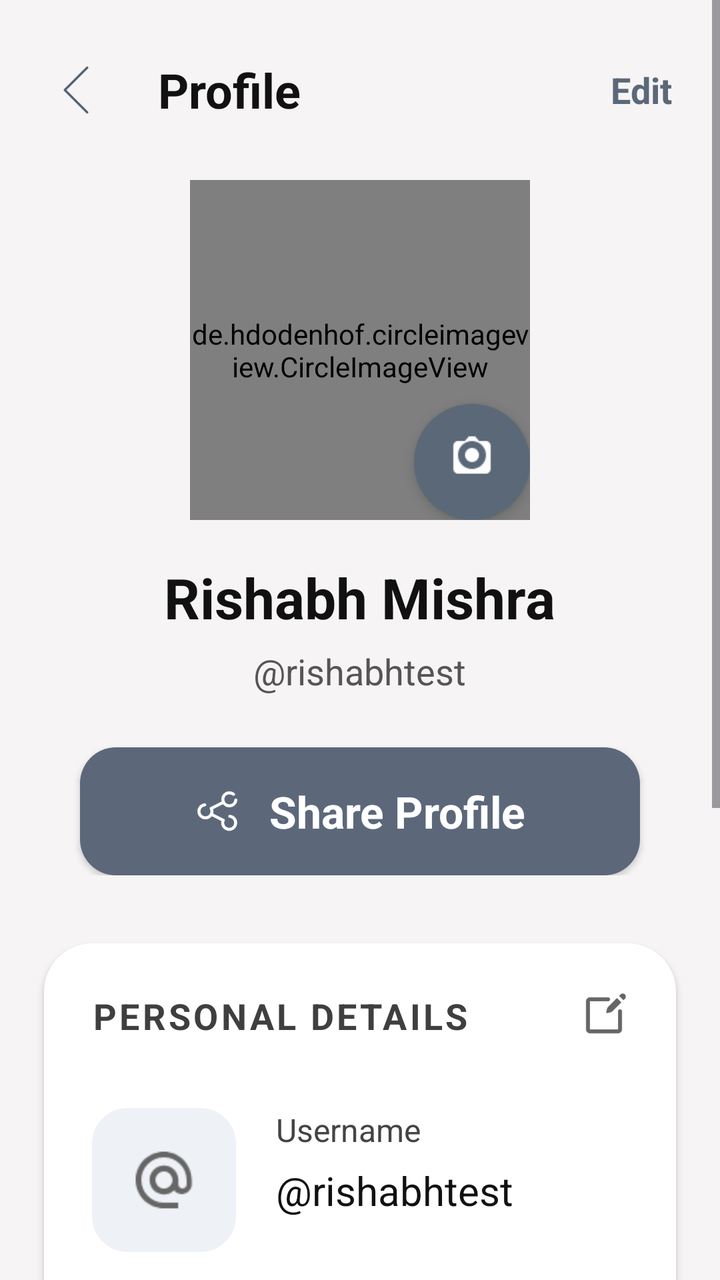
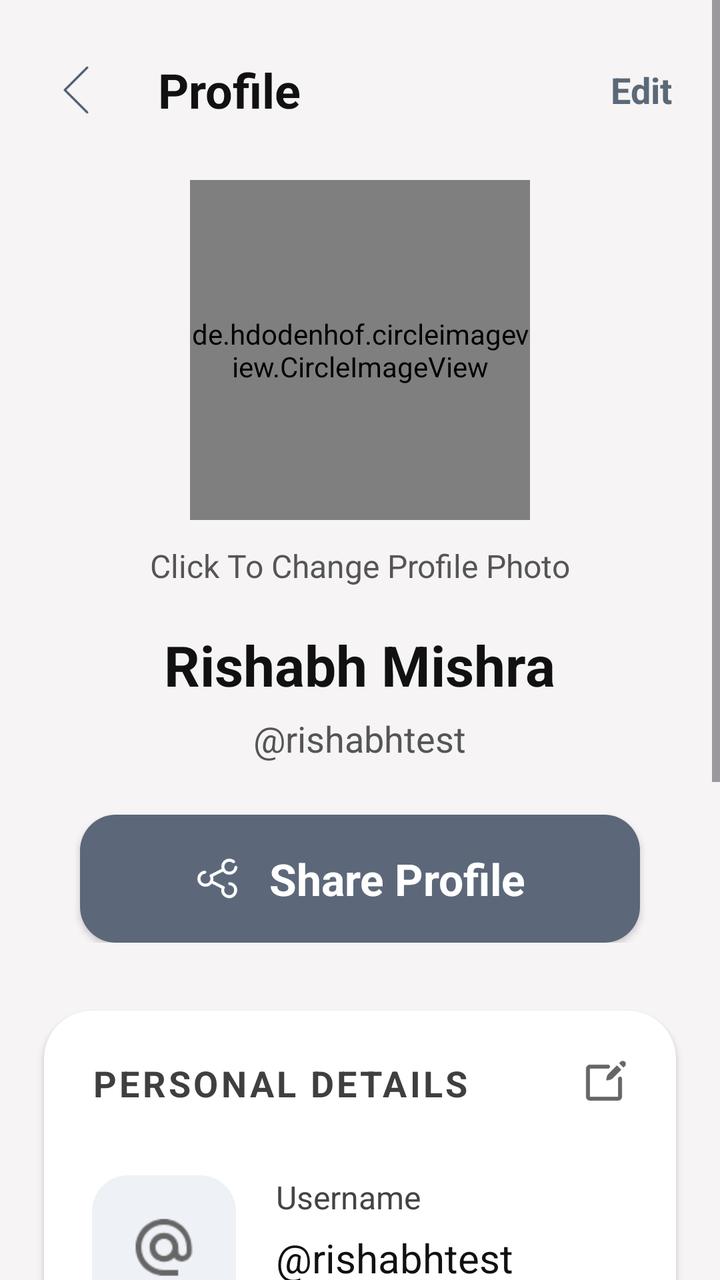

Two renders of the same Android screen: before a commit and after it. Below are the layout's source before the change and the commit's diff.
<!-- AndroidManifest.xml: application theme Theme.HaloChat -->
<!-- res/layout/activity_profile.xml -->
<?xml version="1.0" encoding="utf-8"?>
<ScrollView xmlns:android="http://schemas.android.com/apk/res/android"
    xmlns:app="http://schemas.android.com/apk/res-auto"
    android:layout_width="match_parent"
    android:layout_height="match_parent"
    android:background="#F6F4F4"
    android:fillViewport="true">

    <LinearLayout
        android:layout_width="match_parent"
        android:layout_height="wrap_content"
        android:orientation="vertical">

        

        <RelativeLayout
            android:layout_width="match_parent"
            android:layout_height="90dp"
            android:paddingStart="24dp"
            android:paddingEnd="24dp">

            <ImageView
                android:id="@+id/backBtn"
                android:layout_width="28dp"
                android:layout_height="28dp"
                android:layout_centerVertical="true"
                android:src="@drawable/back_icon"
                android:tint="#4F5D70" />

            <TextView
                android:layout_width="wrap_content"
                android:layout_height="wrap_content"
                android:layout_centerVertical="true"
                android:layout_marginStart="55dp"
                android:text="Profile"
                android:textColor="#111111"
                android:textSize="24sp"
                android:textStyle="bold" />

            <TextView
                android:id="@+id/editBtn"
                android:layout_width="wrap_content"
                android:layout_height="wrap_content"
                android:layout_alignParentEnd="true"
                android:layout_centerVertical="true"
                android:text="Edit"
                android:textColor="#5B6878"
                android:textSize="18sp"
                android:textStyle="bold" />

        </RelativeLayout>

        

        <LinearLayout
            android:layout_width="match_parent"
            android:layout_height="wrap_content"
            android:gravity="center"
            android:orientation="vertical">

            <RelativeLayout
                android:layout_width="170dp"
                android:layout_height="170dp">

                <de.hdodenhof.circleimageview.CircleImageView
                    android:id="@+id/profileImage"
                    android:layout_width="170dp"
                    android:layout_height="170dp"
                    android:src="@drawable/default_profile"
                    android:scaleType="centerCrop"
                    app:civ_border_width="3dp"
                    app:civ_border_color="#E5E5E5" />


                <LinearLayout
                    android:id="@+id/changePhotoBtn"
                    android:layout_width="58dp"
                    android:layout_height="58dp"
                    android:layout_alignParentBottom="true"
                    android:layout_alignParentEnd="true"
                    android:background="@drawable/dark_circle"
                    android:elevation="4dp"
                    android:gravity="center">

                    <ProgressBar
                        android:id="@+id/uploadProgress"
                        android:layout_width="48dp"
                        android:layout_height="48dp"
                        android:layout_gravity="center"
                        android:visibility="gone"/>

                    <ImageView
                        android:layout_width="28dp"
                        android:layout_height="28dp"
                        android:src="@drawable/camera_icon"
                        android:tint="#FFFFFF" />

                </LinearLayout>

            </RelativeLayout>

            

            <TextView
                android:id="@+id/fullName"
                android:layout_width="wrap_content"
                android:layout_height="wrap_content"
                android:layout_marginTop="20dp"
                android:text="Rishabh Mishra"
                android:textColor="#111111"
                android:textSize="28sp"
                android:textStyle="bold" />

            

            <TextView
                android:id="@+id/username"
                android:layout_width="wrap_content"
                android:layout_height="wrap_content"
                android:layout_marginTop="6dp"
                android:text="@rishabhtest"
                android:textColor="#555555"
                android:textSize="18sp" />

            

            <LinearLayout
                android:id="@+id/shareBtn"
                android:layout_width="280dp"
                android:layout_height="64dp"
                android:layout_marginTop="26dp"
                android:background="@drawable/dark_round_bg"
                android:elevation="2dp"
                android:gravity="center"
                android:orientation="horizontal">

                <ImageView
                    android:layout_width="24dp"
                    android:layout_height="24dp"
                    android:src="@drawable/share_icon"
                    android:tint="#FFFFFF" />

                <TextView
                    android:layout_width="wrap_content"
                    android:layout_height="wrap_content"
                    android:layout_marginStart="14dp"
                    android:text="Share Profile"
                    android:textColor="#FFFFFF"
                    android:textSize="22sp"
                    android:textStyle="bold" />

            </LinearLayout>

        </LinearLayout>

        

        <LinearLayout
            android:layout_width="match_parent"
            android:layout_height="wrap_content"
            android:layout_marginStart="22dp"
            android:layout_marginTop="34dp"
            android:layout_marginEnd="22dp"
            android:background="@drawable/rounded_white"
            android:elevation="2dp"
            android:orientation="vertical"
            android:padding="24dp">

            

            <RelativeLayout
                android:layout_width="match_parent"
                android:layout_height="wrap_content">

                <TextView
                    android:layout_width="wrap_content"
                    android:layout_height="wrap_content"
                    android:letterSpacing="0.08"
                    android:text="PERSONAL DETAILS"
                    android:textColor="#3F3F3F"
                    android:textSize="18sp"
                    android:textStyle="bold" />

                <ImageView
                    android:id="@+id/editDetailsBtn"
                    android:layout_width="24dp"
                    android:layout_height="24dp"
                    android:layout_alignParentEnd="true"
                    android:src="@drawable/edit_icon"
                    android:tint="#666666" />

            </RelativeLayout>

            

            <LinearLayout
                android:layout_width="match_parent"
                android:layout_height="wrap_content"
                android:layout_marginTop="34dp"
                android:orientation="horizontal">

                <LinearLayout
                    android:layout_width="72dp"
                    android:layout_height="72dp"
                    android:background="@drawable/light_round_bg"
                    android:gravity="center">

                    <ImageView
                        android:layout_width="34dp"
                        android:layout_height="34dp"
                        android:src="@drawable/username_icon"
                        android:tint="#666666" />

                </LinearLayout>

                <LinearLayout
                    android:layout_width="wrap_content"
                    android:layout_height="wrap_content"
                    android:layout_marginStart="20dp"
                    android:orientation="vertical">

                    <TextView
                        android:layout_width="wrap_content"
                        android:layout_height="wrap_content"
                        android:text="Username"
                        android:textColor="#444444"
                        android:textSize="16sp" />

                    <TextView
                        android:id="@+id/usernameDetail"
                        android:layout_width="wrap_content"
                        android:layout_height="wrap_content"
                        android:layout_marginTop="6dp"
                        android:text="@rishabhtest"
                        android:textColor="#111111"
                        android:textSize="20sp" />

                </LinearLayout>

            </LinearLayout>

            

            <LinearLayout
                android:layout_width="match_parent"
                android:layout_height="wrap_content"
                android:layout_marginTop="30dp"
                android:orientation="horizontal">

                <LinearLayout
                    android:layout_width="72dp"
                    android:layout_height="72dp"
                    android:background="@drawable/light_round_bg"
                    android:gravity="center">

                    <ImageView
                        android:layout_width="34dp"
                        android:layout_height="34dp"
                        android:src="@drawable/person_icon"
                        android:tint="#666666" />

                </LinearLayout>

                <LinearLayout
                    android:layout_width="wrap_content"
                    android:layout_height="wrap_content"
                    android:layout_marginStart="20dp"
                    android:orientation="vertical">

                    <TextView
                        android:layout_width="wrap_content"
                        android:layout_height="wrap_content"
                        android:text="Full Name"
                        android:textColor="#444444"
                        android:textSize="16sp" />

                    <TextView
                        android:id="@+id/fullNameDetail"
                        android:layout_width="wrap_content"
                        android:layout_height="wrap_content"
                        android:layout_marginTop="6dp"
                        android:text="Rishabh Mishra"
                        android:textColor="#111111"
                        android:textSize="20sp" />

                </LinearLayout>

            </LinearLayout>

        </LinearLayout>

        

        <LinearLayout
            android:layout_width="match_parent"
            android:layout_height="wrap_content"
            android:layout_marginStart="22dp"
            android:layout_marginTop="22dp"
            android:layout_marginEnd="22dp"
            android:layout_marginBottom="30dp"
            android:background="@drawable/rounded_white"
            android:elevation="2dp"
            android:orientation="vertical"
            android:padding="24dp">

            

            <RelativeLayout
                android:layout_width="match_parent"
                android:layout_height="wrap_content">

                <TextView
                    android:layout_width="wrap_content"
                    android:layout_height="wrap_content"
                    android:letterSpacing="0.08"
                    android:text="ACCOUNT SETTINGS"
                    android:textColor="#3F3F3F"
                    android:textSize="18sp"
                    android:textStyle="bold" />

                <ImageView
                    android:layout_width="26dp"
                    android:layout_height="26dp"
                    android:layout_alignParentEnd="true"
                    android:src="@drawable/settings_icon"
                    android:tint="#666666" />

            </RelativeLayout>

            

            <LinearLayout
                android:layout_width="match_parent"
                android:layout_height="wrap_content"
                android:layout_marginTop="34dp"
                android:gravity="center_vertical"
                android:orientation="horizontal">

                <LinearLayout
                    android:layout_width="72dp"
                    android:layout_height="72dp"
                    android:background="@drawable/light_round_bg"
                    android:gravity="center">

                    <ImageView
                        android:layout_width="34dp"
                        android:layout_height="34dp"
                        android:src="@drawable/email_icon"
                        android:tint="#666666" />

                </LinearLayout>

                <LinearLayout
                    android:layout_width="0dp"
                    android:layout_height="wrap_content"
                    android:layout_marginStart="20dp"
                    android:layout_weight="1"
                    android:orientation="vertical">

                    <TextView
                        android:layout_width="wrap_content"
                        android:layout_height="wrap_content"
                        android:text="Email"
                        android:textColor="#444444"
                        android:textSize="16sp" />

                    <TextView
                        android:id="@+id/emailText"
                        android:layout_width="wrap_content"
                        android:layout_height="wrap_content"
                        android:layout_marginTop="6dp"
                        android:text="rishabhtest@gmail.com"
                        android:textColor="#111111"
                        android:textSize="20sp" />

                </LinearLayout>

                <ImageView
                    android:layout_width="24dp"
                    android:layout_height="22dp"
                    android:src="@drawable/next_icon"
                    android:tint="#777777" />

            </LinearLayout>

        </LinearLayout>

    </LinearLayout>

</ScrollView>
<!-- resources referenced by this layout -->
<resources>
  <!-- drawable back_icon: png bitmap (drawable, 438 bytes) -->
  <!-- drawable camera_icon: png bitmap (drawable, 889 bytes) -->
  <!-- drawable dark_circle (drawable) -->
  <?xml version="1.0" encoding="utf-8"?>
  <shape xmlns:android="http://schemas.android.com/apk/res/android"
      android:shape="oval">
  
      <solid android:color="#5B6878"/>
  
  </shape>
  <!-- drawable dark_round_bg (drawable) -->
  <?xml version="1.0" encoding="utf-8"?>
  <shape xmlns:android="http://schemas.android.com/apk/res/android"
      android:shape="rectangle">
  
      <solid android:color="#5C687A"/>
  
      <corners android:radius="18dp"/>
  
  </shape>
  <!-- drawable default_profile: png bitmap (drawable, 33424 bytes) -->
  <!-- drawable edit_icon: png bitmap (drawable, 900 bytes) -->
  <!-- drawable email_icon: png bitmap (drawable, 883 bytes) -->
  <!-- drawable light_round_bg (drawable) -->
  <?xml version="1.0" encoding="utf-8"?>
  <shape xmlns:android="http://schemas.android.com/apk/res/android">
  
      <solid android:color="#EEF1F5" />
  
      <corners android:radius="18dp" />
  
  </shape>
  <!-- drawable next_icon: png bitmap (drawable, 1776 bytes) -->
  <!-- drawable person_icon: png bitmap (drawable, 1358 bytes) -->
  <!-- drawable rounded_white (drawable) -->
  <?xml version="1.0" encoding="utf-8"?>
  <shape xmlns:android="http://schemas.android.com/apk/res/android">
  
      <solid android:color="#FFFFFF"/>
  
      <corners android:radius="24dp"/>
  
  </shape>
  <!-- drawable settings_icon: png bitmap (drawable, 2221 bytes) -->
  <!-- drawable share_icon: png bitmap (drawable, 1850 bytes) -->
  <!-- drawable username_icon: png bitmap (drawable, 2076 bytes) -->
  <style name="Theme.HaloChat" parent="Theme.Material3.DayNight.NoActionBar">
          <item name="android:statusBarColor">@android:color/transparent</item>
      </style>
</resources>

<!-- the commit's change to res/layout/activity_profile.xml (unified diff, before → after) -->
@@ -63,41 +63,31 @@
                 android:layout_height="170dp">
 
                 <de.hdodenhof.circleimageview.CircleImageView
-                    android:id="@+id/profileImage"
+                    android:id="@+id/changePhotoBtn"
                     android:layout_width="170dp"
                     android:layout_height="170dp"
+                    android:scaleType="centerCrop"
                     android:src="@drawable/default_profile"
-                    android:scaleType="centerCrop"
-                    app:civ_border_width="3dp"
-                    app:civ_border_color="#E5E5E5" />
-
-
-                <LinearLayout
-                    android:id="@+id/changePhotoBtn"
-                    android:layout_width="58dp"
-                    android:layout_height="58dp"
-                    android:layout_alignParentBottom="true"
-                    android:layout_alignParentEnd="true"
-                    android:background="@drawable/dark_circle"
-                    android:elevation="4dp"
-                    android:gravity="center">
-
-                    <ProgressBar
-                        android:id="@+id/uploadProgress"
-                        android:layout_width="48dp"
-                        android:layout_height="48dp"
-                        android:layout_gravity="center"
-                        android:visibility="gone"/>
-
-                    <ImageView
-                        android:layout_width="28dp"
-                        android:layout_height="28dp"
-                        android:src="@drawable/camera_icon"
-                        android:tint="#FFFFFF" />
-
-                </LinearLayout>
+                    app:civ_border_color="#D0D0D0"
+                    app:civ_border_width="2dp" />
+
+                <ProgressBar
+                    android:id="@+id/uploadProgress"
+                    android:layout_width="48dp"
+                    android:layout_height="48dp"
+                    android:layout_centerInParent="true"
+                    android:visibility="gone"/>
+
 
             </RelativeLayout>
+
+            <TextView
+                android:layout_width="wrap_content"
+                android:layout_height="wrap_content"
+                android:layout_marginTop="12dp"
+                android:text="Click To Change Profile Photo"
+                android:textColor="#555555"
+                android:textSize="16sp"/>
 
             
 
<!-- resource entries referenced after the edit -->
@@ -1,15 +1,6 @@
 <!-- resources referenced by this layout -->
 <resources>
   <!-- drawable back_icon: png bitmap (drawable, 438 bytes) -->
-  <!-- drawable camera_icon: png bitmap (drawable, 889 bytes) -->
-  <!-- drawable dark_circle (drawable) -->
-  <?xml version="1.0" encoding="utf-8"?>
-  <shape xmlns:android="http://schemas.android.com/apk/res/android"
-      android:shape="oval">
-  
-      <solid android:color="#5B6878"/>
-  
-  </shape>
   <!-- drawable dark_round_bg (drawable) -->
   <?xml version="1.0" encoding="utf-8"?>
   <shape xmlns:android="http://schemas.android.com/apk/res/android"
